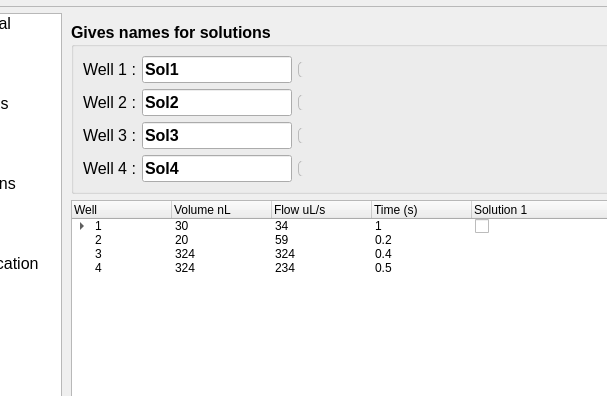
The window that apps/Lab-on-a-tip/Lab-on-a-tip_tools.ui (bellonemauro/Labonatip2.0) describes before a commit, drawn with Qt 5; both pictures show x 101 to 708 and y 0 to 396 of the 1024 by 769 pixel window.
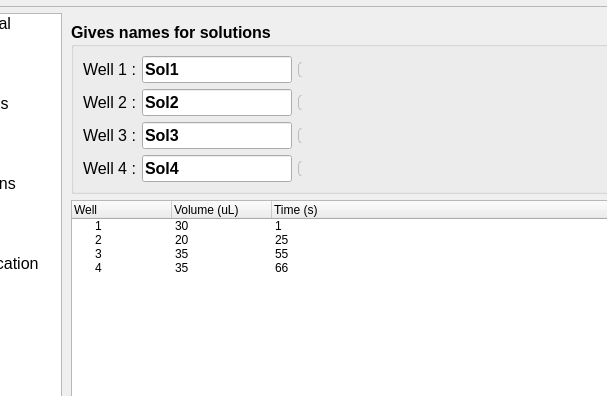
The same window after the commit. Icons and pictures are not drawn.

Diff of the .ui file:
```diff
--- a/apps/Lab-on-a-tip/Lab-on-a-tip_tools.ui
+++ b/apps/Lab-on-a-tip/Lab-on-a-tip_tools.ui
@@ -1058,7 +1058,7 @@
                 <bool>false</bool>
                </property>
                <property name="columnCount">
-                <number>5</number>
+                <number>3</number>
                </property>
                <column>
                 <property name="text">
@@ -1067,12 +1067,7 @@
                </column>
                <column>
                 <property name="text">
-                 <string>Volume nL</string>
-                </property>
-               </column>
-               <column>
-                <property name="text">
-                 <string>Flow uL/s</string>
+                 <string>Volume (uL)</string>
                 </property>
                </column>
                <column>
@@ -1080,11 +1075,6 @@
                  <string>Time (s)</string>
                 </property>
                </column>
-               <column>
-                <property name="text">
-                 <string>Solution 1</string>
-                </property>
-               </column>
                <item>
                 <property name="text">
                  <string>1</string>
@@ -1092,41 +1082,12 @@
                 <property name="text">
                  <string>30</string>
                 </property>
-                <property name="text">
-                 <string>34</string>
-                </property>
                 <property name="text">
                  <string>1</string>
                 </property>
-                <property name="text">
-                 <string/>
-                </property>
-                <property name="checkState">
-                 <enum>Unchecked</enum>
-                </property>
                 <property name="flags">
                  <set>ItemIsSelectable|ItemIsEditable|ItemIsDragEnabled|ItemIsUserCheckable|ItemIsEnabled</set>
                 </property>
-                <item>
-                 <property name="text">
-                  <string>1.1</string>
-                 </property>
-                 <property name="text">
-                  <string>2</string>
-                 </property>
-                 <property name="text">
-                  <string>2</string>
-                 </property>
-                 <property name="text">
-                  <string>2</string>
-                 </property>
-                 <property name="text">
-                  <string/>
-                 </property>
-                 <property name="flags">
-                  <set>ItemIsSelectable|ItemIsEditable|ItemIsDragEnabled|ItemIsUserCheckable|ItemIsEnabled</set>
-                 </property>
-                </item>
                </item>
                <item>
                 <property name="text">
@@ -1136,13 +1097,7 @@
                  <string>20</string>
                 </property>
                 <property name="text">
-                 <string>59</string>
-                </property>
-                <property name="text">
-                 <string>0.2</string>
-                </property>
-                <property name="text">
-                 <string/>
+                 <string>25</string>
                 </property>
                 <property name="flags">
                  <set>ItemIsSelectable|ItemIsEditable|ItemIsDragEnabled|ItemIsUserCheckable|ItemIsEnabled</set>
@@ -1153,16 +1108,10 @@
                  <string>3</string>
                 </property>
                 <property name="text">
-                 <string>324</string>
+                 <string>35</string>
                 </property>
                 <property name="text">
-                 <string>324</string>
-                </property>
-                <property name="text">
-                 <string>0.4</string>
-                </property>
-                <property name="text">
-                 <string/>
+                 <string>55</string>
                 </property>
                 <property name="flags">
                  <set>ItemIsSelectable|ItemIsEditable|ItemIsDragEnabled|ItemIsUserCheckable|ItemIsEnabled</set>
@@ -1173,16 +1122,10 @@
                  <string>4</string>
                 </property>
                 <property name="text">
-                 <string>324</string>
+                 <string>35</string>
                 </property>
                 <property name="text">
-                 <string>234</string>
-                </property>
-                <property name="text">
-                 <string>0.5</string>
-                </property>
-                <property name="text">
-                 <string/>
+                 <string>66</string>
                 </property>
                 <property name="flags">
                  <set>ItemIsSelectable|ItemIsEditable|ItemIsDragEnabled|ItemIsUserCheckable|ItemIsEnabled</set>
```
